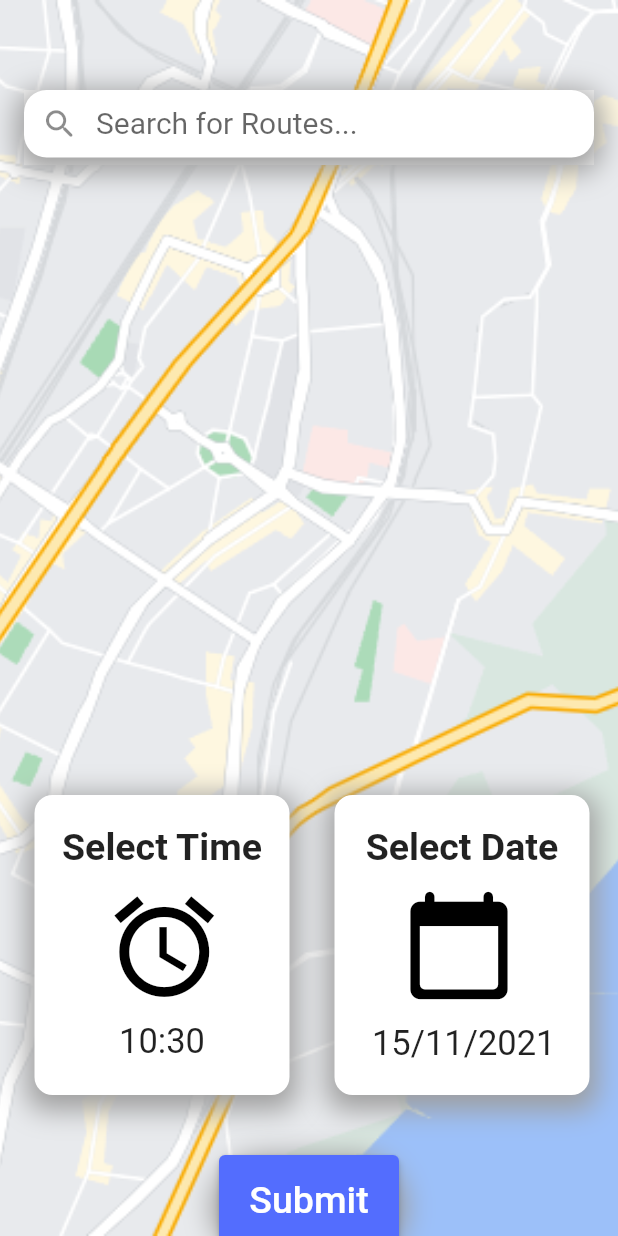
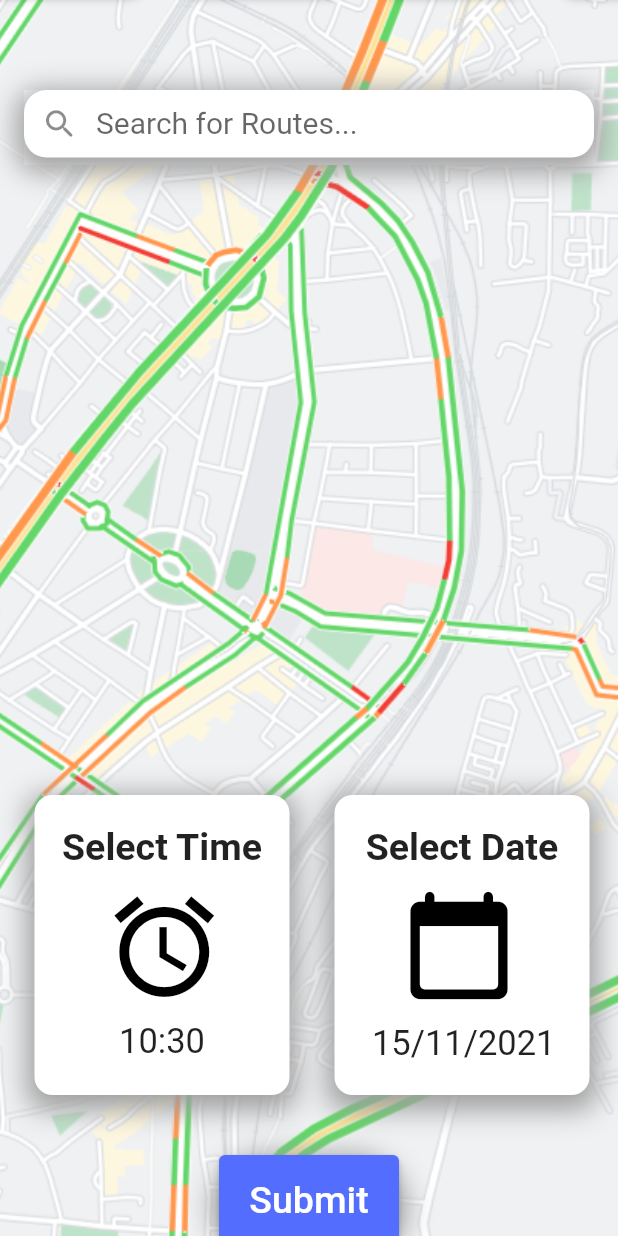
Before and after one commit to VedantBandre/Traffic-Flow-Predictor-App, a Flutter app: the screen it shows after launch, on a phone screen of 412 x 824 dp. Run offline on Flutter 3.47's test engine with Material 2 defaults, Android fonts, the phone set to English and light mode, and no system bars; drawn by our look-alikes of flutter_typeahead; our stand-ins replace flip_card, lottie.

```diff
--- a/lib/pages/home.dart
+++ b/lib/pages/home.dart
@@ -171,7 +171,7 @@ class _HomeState extends State<Home> {
           constraints: BoxConstraints.expand(),
           decoration: BoxDecoration(
               image: DecorationImage(
-                image: AssetImage('assets/images/map2.png'),
+                image: AssetImage('assets/images/daymap.png'),
                 fit: BoxFit.cover,
               )
           ),
```
Also changed, not shown: assets/images/daymap.png (added), assets/images/nightmap.png (added), pubspec.lock, 2 other files.
